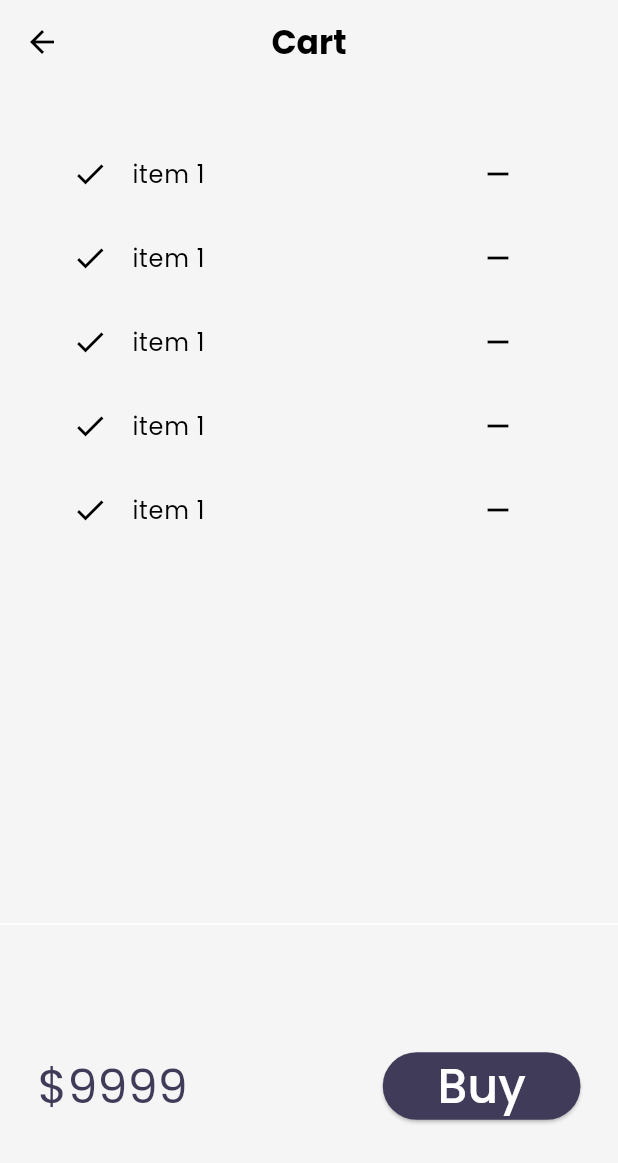
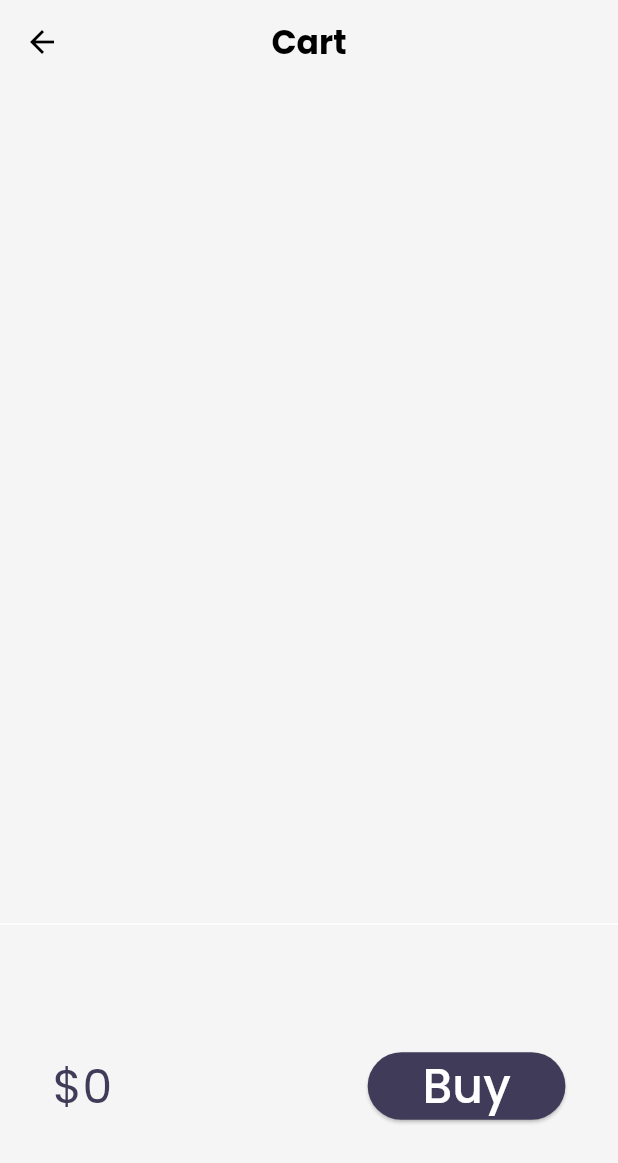
Before and after one commit to shuptorahman/30DaysOfFlutter, a Flutter app: the screen it shows after launch, after a tap on an icon or button, on a phone screen of 412 x 824 dp. Shown: the top 1163 px of the screen. Run offline on Flutter 3.47's test engine with Material 3 defaults, Android fonts, the phone set to English and light mode, and no system bars; our stand-ins replace google_fonts, velocity_x; network calls fail.

Commit message:
day24 completed

```diff
--- a/lib/models/cartmodel.dart
+++ b/lib/models/cartmodel.dart
@@ -1,6 +1,11 @@
 import 'package:flutter_catalog/models/catalog.dart';
 
 class CartModel {
+  static final cartModel = CartModel._internal();
+  CartModel._internal();
+
+  factory CartModel() => cartModel;
+
   //catalog
   CatalogModel? _catalogModel;
 
--- a/lib/models/catalog.dart
+++ b/lib/models/catalog.dart
@@ -1,16 +1,21 @@
 // ignore_for_file: public_member_api_docs, sort_constructors_first
 import 'dart:convert';
 
-
+import 'package:flutter/foundation.dart';
 
 class CatalogModel {
+  static final catModel = CatalogModel._internal();
+  CatalogModel._internal();
+
+  factory CatalogModel() => catModel;
+
   static List<Item> items = [];
 
   //get item by id
 
-   Item getById(int id) => items.firstWhere(
+  Item getById(int id) => items.firstWhere(
     (element) => element.id == id,
-    orElse: //fallback item later i will handel this with null safety
+    orElse: //fallback item, later i will handel this with null safety
         () => Item(
           id: -1,
           name: 'Not Found',
@@ -22,7 +27,7 @@
   );
 
   //get item by position
-   Item getItemByPosition(int pos) => items[pos];
+  Item getItemByPosition(int pos) => items[pos];
 }
 
 class Item {
--- a/lib/pages/cart_page.dart
+++ b/lib/pages/cart_page.dart
@@ -1,4 +1,5 @@
 import 'package:flutter/material.dart';
+import 'package:flutter_catalog/models/cartmodel.dart';
 import 'package:velocity_x/velocity_x.dart';
 
 class CartPage extends StatelessWidget {
@@ -25,6 +26,7 @@
 }
 
 class _CartTotal extends StatelessWidget {
+  final _cart = CartModel();
   @override
   Widget build(BuildContext context) {
     return SizedBox(
@@ -32,7 +34,7 @@
       child: Row(
         mainAxisAlignment: MainAxisAlignment.spaceAround,
         children: [
-          "\$9999".text.xl4
+          "\$${_cart.totalPrice}".text.xl4
               .color(context.theme.colorScheme.secondary)
               .make(),
           30.widthBox,
@@ -76,10 +78,11 @@
 }
 
 class _CartListState extends State<CartList> {
+  final _cart = CartModel();
   @override
   Widget build(BuildContext context) {
     return ListView.builder(
-      itemCount: 5,
+      itemCount: _cart.items.length,
       itemBuilder:
           (context, index) => ListTile(
             leading: Icon(Icons.done),
@@ -87,7 +90,7 @@
               onPressed: () {},
               icon: Icon(Icons.remove),
             ),
-            title: "item 1".text.make(),
+            title: _cart.items[index].name.text.make(),
           ),
     );
   }
--- a/lib/widgets/home_widgets/catalog_list.dart
+++ b/lib/widgets/home_widgets/catalog_list.dart
@@ -1,8 +1,11 @@
+// ignore_for_file: public_member_api_docs, sort_constructors_first
 import 'package:flutter/material.dart';
+import 'package:velocity_x/velocity_x.dart';
+
+import 'package:flutter_catalog/models/cartmodel.dart';
 import 'package:flutter_catalog/models/catalog.dart';
 import 'package:flutter_catalog/pages/home_detail_screen.dart';
 import 'package:flutter_catalog/widgets/home_widgets/catalog_image.dart';
-import 'package:velocity_x/velocity_x.dart';
 
 class CatalogList extends StatelessWidget {
   const CatalogList({super.key});
@@ -74,20 +77,8 @@
                       children: [
                         "\$${catalog.price}".text.xl.bold
                             .make(),
-                        ElevatedButton(
-                          style: ButtonStyle(
-                            backgroundColor:
-                                WidgetStatePropertyAll(
-                                  context
-                                      .theme
-                                      .colorScheme
-                                      .secondary,
-                                ),
-                          ),
-                          onPressed: () {},
-                          child:
-                              "Add to cart".text.white
-                                  .make(),
+                        _AddToCart(
+                          catalog: catalog,
                         ).pOnly(right: 8),
                       ],
                     ),
@@ -104,3 +95,39 @@
         .py16();
   }
 }
+
+class _AddToCart extends StatefulWidget {
+  final Item catalog;
+  const _AddToCart({required this.catalog});
+
+  @override
+  State<_AddToCart> createState() => _AddToCartState();
+}
+
+class _AddToCartState extends State<_AddToCart> {
+  bool isAdded = false;
+  @override
+  Widget build(BuildContext context) {
+    return ElevatedButton(
+      //add to cart button
+      style: ButtonStyle(
+        backgroundColor: WidgetStatePropertyAll(
+          context.theme.colorScheme.secondary,
+        ),
+      ),
+      onPressed: () {
+        isAdded = isAdded.toggle();
+        final _catalog = CatalogModel();
+        final _cart = CartModel();
+        _cart.catalog = _catalog;
+        _cart.add(widget.catalog);
+
+        setState(() {});
+      },
+      child:
+          isAdded
+              ? Icon(Icons.done, color: Colors.white)
+              : "Add to cart".text.white.make(),
+    );
+  }
+}
```
